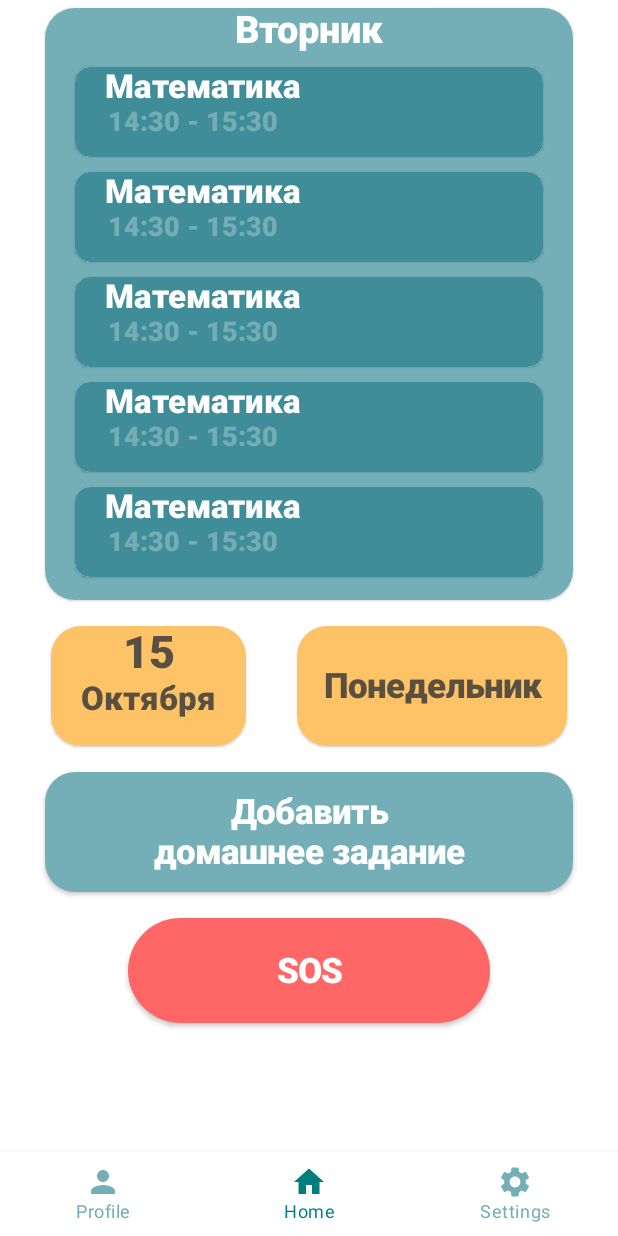
After one commit to NikitaKh06/DetiApplication, an Android app built with Jetpack Compose: the MainNavScreen screen opened through its navigation route, on a phone screen of 412 x 824 dp. The commit adds this screen. Run offline under Robolectric (Android 15) with nearby library versions, the phone set to English and light mode, and no system bars.

Commit message:
Adding home screen. Fixing loading indicator.

```diff
--- a/app/src/main/java/com/example/detiapplication/presentation/MainActivity.kt
+++ b/app/src/main/java/com/example/detiapplication/presentation/MainActivity.kt
@@ -12,15 +12,15 @@ import com.example.detiapplication.presentation.theme.DetiApplicationTheme
 
 class MainActivity : ComponentActivity() {
 
-    lateinit var navController: NavHostController
-    lateinit var viewModel: MainViewModel
-    lateinit var parentRepository: ParentRegistrationRepository
+    private lateinit var navController: NavHostController
+    private lateinit var viewModel: MainViewModel
+    private lateinit var parentRepository: ParentRegistrationRepository
 //Сделать выбор начального экрана в зависимости от наличия токена
     override fun onCreate(savedInstanceState: Bundle?) {
         super.onCreate(savedInstanceState)
         installSplashScreen()
 
-        viewModel = ViewModelProvider(this, MainViewModelFactory(this)).get(MainViewModel::class.java)
+        viewModel = ViewModelProvider(this, MainViewModelFactory(this))[MainViewModel::class.java]
         setContent {
             DetiApplicationTheme {
                 parentRepository = ParentRegistrationRepository(context = this)
--- a/app/src/main/java/com/example/detiapplication/presentation/NavGraph.kt
+++ b/app/src/main/java/com/example/detiapplication/presentation/NavGraph.kt
@@ -7,6 +7,7 @@ import androidx.navigation.compose.NavHost
 import androidx.navigation.compose.composable
 import androidx.navigation.navArgument
 import com.example.detiapplication.presentation.screens.*
+import com.example.detiapplication.presentation.screens.bottom_navigation.*
 
 @Composable
 fun SetupNavGraph(navController: NavHostController, viewModel: MainViewModel) {
@@ -17,9 +18,9 @@ fun SetupNavGraph(navController: NavHostController, viewModel: MainViewModel) {
     ) {
 
         composable(
-            route = Screens.ChildrenScheduleMainScreen.route
+            route = Screens.MainNavScreen.route
         ) {
-            ChildrenScheduleMainScreen()
+            MainNavScreen()
         }
 
         composable(
--- a/app/src/main/java/com/example/detiapplication/presentation/screens/Screens.kt
+++ b/app/src/main/java/com/example/detiapplication/presentation/screens/Screens.kt
@@ -3,7 +3,8 @@ package com.example.detiapplication.presentation.screens
 sealed class Screens(val route: String) {
     object SelectionScreen: Screens(route = "selection_screen")
 
-    object ChildrenScheduleMainScreen: Screens(route = "children_schedule_main_screen")
+    object MainNavScreen: Screens(route = "main_nav_screen")
+
     object SearchChildrenScreen: Screens(route = "search_children_screen/{parent_email}")
 
     object ParentSignInScreen: Screens(route = "parent_sign_in_screen")
--- /dev/null
+++ b/app/src/main/java/com/example/detiapplication/presentation/screens/bottom_navigation/BottomBarScreens.kt
@@ -0,0 +1,32 @@
+package com.example.detiapplication.presentation.screens.bottom_navigation
+
+import androidx.compose.material.icons.Icons
+import androidx.compose.material.icons.filled.Home
+import androidx.compose.material.icons.filled.Person
+import androidx.compose.material.icons.filled.Settings
+import androidx.compose.ui.graphics.vector.ImageVector
+
+sealed class BottomBarScreens(
+    val route: String,
+    val title: String,
+    val icon: ImageVector
+) {
+    object ProfileScreen: BottomBarScreens(
+        route = "profile_screen",
+        title = "Profile",
+        icon = Icons.Default.Person
+    )
+
+    object HomeScreen: BottomBarScreens(
+        route = "home_screen",
+        title = "Home",
+        icon = Icons.Default.Home
+    )
+
+
+    object SettingsScreen: BottomBarScreens(
+        route = "settings_screen",
+        title = "Settings",
+        icon = Icons.Default.Settings
+    )
+}
--- /dev/null
+++ b/app/src/main/java/com/example/detiapplication/presentation/screens/bottom_navigation/BottomNavGraph.kt
@@ -0,0 +1,30 @@
+package com.example.detiapplication.presentation.screens.bottom_navigation
+
+import androidx.compose.foundation.layout.PaddingValues
+import androidx.compose.runtime.Composable
+import androidx.navigation.NavHostController
+import androidx.navigation.compose.NavHost
+import androidx.navigation.compose.composable
+
+@Composable
+fun BottomNavGraph(navController: NavHostController, paddingValues: PaddingValues) {
+    NavHost(navController = navController, startDestination = BottomBarScreens.HomeScreen.route) {
+        composable(
+            route = BottomBarScreens.ProfileScreen.route
+        ) {
+            ProfileScreen()
+        }
+
+        composable(
+            route = BottomBarScreens.SettingsScreen.route
+        ) {
+            SettingsScreen()
+        }
+
+        composable(
+            route = BottomBarScreens.HomeScreen.route
+        ) {
+            HomeScreen(navController = navController, bottomPaddingValues = paddingValues)
+        }
+    }
+}
--- a/app/src/main/java/com/example/detiapplication/presentation/screens/ChildrenMainScreens.kt
+++ b/app/src/main/java/com/example/detiapplication/presentation/screens/bottom_navigation/HomeScreen.kt
@@ -1,53 +1,26 @@
-package com.example.detiapplication.presentation.screens
+package com.example.detiapplication.presentation.screens.bottom_navigation
 
 import androidx.compose.foundation.layout.*
 import androidx.compose.foundation.shape.RoundedCornerShape
 import androidx.compose.material.*
 import androidx.compose.runtime.Composable
-import androidx.compose.ui.Alignment.Companion.Center
-import androidx.compose.ui.Alignment.Companion.CenterHorizontally
+import androidx.compose.ui.Alignment
 import androidx.compose.ui.Modifier
 import androidx.compose.ui.graphics.Color
 import androidx.compose.ui.text.TextStyle
 import androidx.compose.ui.text.font.FontWeight
-import androidx.compose.ui.tooling.preview.Preview
 import androidx.compose.ui.unit.dp
 import androidx.compose.ui.unit.sp
+import androidx.navigation.NavController
 import com.example.detiapplication.presentation.theme.*
 
 @Composable
-fun SubjectElement() {
-    Card(
+fun HomeScreen(navController: NavController, bottomPaddingValues: PaddingValues) {
+    Column(
         modifier = Modifier
-            .fillMaxWidth()
-            .height(85.dp)
-            .padding(start = 20.dp, end = 20.dp, top = 20.dp),
-        shape = RoundedCornerShape(10.dp)
+            .fillMaxSize()
+            .padding(bottom = bottomPaddingValues.calculateBottomPadding() + 15.dp)
     ) {
-        Surface(color = GreenMoreDark) {
-            Column() {
-                Text(
-                    text = "Математика",
-                    style = TextStyle(fontSize = 22.sp, fontWeight = FontWeight(800)),
-                    color = Color.White,
-                    modifier = Modifier.padding(start = 20.dp)
-                )
-                Text(
-                    text = "14:30 - 15:30",
-                    style = TextStyle(fontSize = 18.sp, fontWeight = FontWeight(800)),
-                    color = CustomWhite,
-                    modifier = Modifier.padding(start = 22.dp)
-                )
-            }
-        }
-    }
-}
-
-@Preview(showSystemUi = true)
-@Composable
-fun ChildrenScheduleMainScreen() {
-    Column {
-
         Card(
             modifier = Modifier
                 .fillMaxWidth()
@@ -65,9 +38,13 @@ fun ChildrenScheduleMainScreen() {
                         style = TextStyle(fontSize = 25.sp, fontWeight = FontWeight(800)),
                         color = Color.White,
                         modifier = Modifier
-                            .align(CenterHorizontally)
+                            .align(Alignment.CenterHorizontally)
                     )
 
+                    SubjectElement()
+                    SubjectElement()
+                    SubjectElement()
+                    SubjectElement()
                     SubjectElement()
                 }
             }
@@ -91,7 +68,7 @@ fun ChildrenScheduleMainScreen() {
                     Column(
                         modifier = Modifier
                             .fillMaxSize(),
-                        horizontalAlignment = CenterHorizontally
+                        horizontalAlignment = Alignment.CenterHorizontally
                     ) {
                         Text(
                             text = "15",
@@ -99,7 +76,7 @@ fun ChildrenScheduleMainScreen() {
                                 fontSize = 30.sp,
                                 fontWeight = FontWeight(800)
                             ),
-                            modifier = Modifier.wrapContentWidth(CenterHorizontally),
+                            modifier = Modifier.wrapContentWidth(Alignment.CenterHorizontally),
                             color = Black
                         )
                         Text(
@@ -108,7 +85,7 @@ fun ChildrenScheduleMainScreen() {
                                 fontSize = 22.sp,
                                 fontWeight = FontWeight(800)
                             ),
-                            modifier = Modifier.wrapContentWidth(CenterHorizontally),
+                            modifier = Modifier.wrapContentWidth(Alignment.CenterHorizontally),
                             color = Black
                         )
                     }
@@ -130,7 +107,7 @@ fun ChildrenScheduleMainScreen() {
                         ),
                         modifier = Modifier
                             .fillMaxSize()
-                            .wrapContentSize(Center),
+                            .wrapContentSize(Alignment.Center),
                         color = Black
                     )
                 }
@@ -148,7 +125,7 @@ fun ChildrenScheduleMainScreen() {
                 /*TODO*/
             }
         ) {
-            Column(horizontalAlignment = CenterHorizontally) {
+            Column(horizontalAlignment = Alignment.CenterHorizontally) {
                 Text(
                     text = "Добавить",
                     style = TextStyle(fontSize = 23.sp, fontWeight = FontWeight(800)),
@@ -173,7 +150,7 @@ fun ChildrenScheduleMainScreen() {
                 /*TODO*/
             }
         ) {
-            Column(horizontalAlignment = CenterHorizontally) {
+            Column(horizontalAlignment = Alignment.CenterHorizontally) {
                 Text(
                     text = "SOS",
                     style = TextStyle(fontSize = 23.sp, fontWeight = FontWeight(800)),
@@ -183,3 +160,31 @@ fun ChildrenScheduleMainScreen() {
         }
     }
 }
+
+@Composable
+fun SubjectElement() {
+    Card(
+        modifier = Modifier
+            .fillMaxWidth()
+            .height(70.dp)
+            .padding(start = 20.dp, end = 20.dp, top = 10.dp),
+        shape = RoundedCornerShape(10.dp)
+    ) {
+        Surface(color = GreenMoreDark) {
+            Column {
+                Text(
+                    text = "Математика",
+                    style = TextStyle(fontSize = 22.sp, fontWeight = FontWeight(800)),
+                    color = Color.White,
+                    modifier = Modifier.padding(start = 20.dp)
+                )
+                Text(
+                    text = "14:30 - 15:30",
+                    style = TextStyle(fontSize = 18.sp, fontWeight = FontWeight(800)),
+                    color = CustomWhite,
+                    modifier = Modifier.padding(start = 22.dp)
+                )
+            }
+        }
+    }
+}
--- /dev/null
+++ b/app/src/main/java/com/example/detiapplication/presentation/screens/bottom_navigation/MainNavScreen.kt
@@ -0,0 +1,48 @@
+package com.example.detiapplication.presentation.screens.bottom_navigation
+
+import androidx.compose.material.*
+import androidx.compose.runtime.Composable
+import androidx.compose.runtime.getValue
+import androidx.compose.ui.graphics.Color
+import androidx.navigation.NavController
+import androidx.navigation.compose.currentBackStackEntryAsState
+import androidx.navigation.compose.rememberNavController
+import com.example.detiapplication.presentation.theme.*
+
+@Composable
+fun MainNavScreen() {
+    val navController = rememberNavController()
+    Scaffold(
+        bottomBar = { BottomBar(navController = navController) }
+        ) {
+            BottomNavGraph(navController = navController, paddingValues = it)
+        }
+}
+
+@Composable
+fun BottomBar(navController: NavController) {
+    val screens = listOf(
+        BottomBarScreens.ProfileScreen,
+        BottomBarScreens.HomeScreen,
+        BottomBarScreens.SettingsScreen
+    )
+
+    BottomNavigation(
+        backgroundColor = Color.White
+    ) {
+        val navBackStackEntry by navController.currentBackStackEntryAsState()
+        val currentDestination = navBackStackEntry?.destination?.route
+        screens.forEach{screen ->
+            BottomNavigationItem(
+                selected = currentDestination == screen.route,
+                label = {
+                    Text(text = screen.title)
+                },
+                icon = { Icon(imageVector = screen.icon, contentDescription = "Icon") },
+                onClick = { navController.navigate(screen.route) },
+                selectedContentColor = DarkGreen,
+                unselectedContentColor = GreenSomeLight
+            )
+        }
+    }
+}
--- a/app/src/main/java/com/example/detiapplication/presentation/theme/Color.kt
+++ b/app/src/main/java/com/example/detiapplication/presentation/theme/Color.kt
@@ -12,7 +12,8 @@ val Red = Color(0xFFFF6666)
 val LightGreen = Color(0xD79BC7C3)
 val Black = Color(0xD73A3A3A)
 val LightBlack = Color(0xD7727272)
-val Green = Color(0xFF007E7E)
+val Green = Color(0xFF33818C)
+val DarkGreen = Color(0xFF007E7E)
 val GreenSomeLight = Color(0xFF74AFB7)
 val GreenMoreDark = Color(0xFF3F8D98)
 val CustomWhite = Color(0x48FFFFFF)
```
Also changed, not shown: app/src/main/java/com/example/detiapplication/presentation/MainViewModel.kt (+5 -5 lines), app/src/main/java/com/example/detiapplication/presentation/screens/ChildrenRegistrationScreens.kt (+35 -15 lines), app/src/main/java/com/example/detiapplication/presentation/screens/ParentRegistrationScreens.kt (+41 -132 lines), app/src/main/java/com/example/detiapplication/presentation/screens/bottom_navigation/ProfileScreen.kt (added, +9 -0 lines), app/src/main/java/com/example/detiapplication/presentation/screens/bottom_navigation/SettingsScreen.kt (added, +9 -0 lines).
